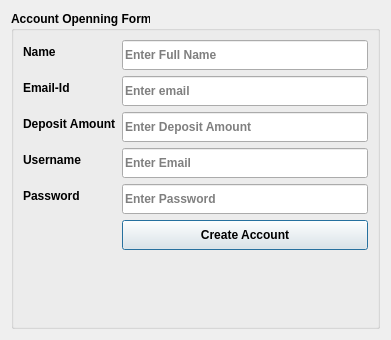
This is MyApp/createaccount.ui in kunalgavhane12/QtPractice as Qt 5 draws it before an edit. The edited form follows.
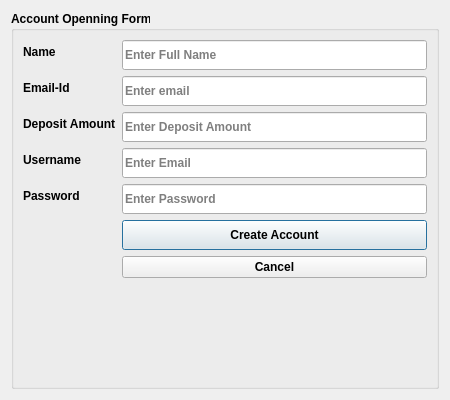
This is the edited form.

```diff
--- a/MyApp/createaccount.ui
+++ b/MyApp/createaccount.ui
@@ -6,10 +6,16 @@
    <rect>
     <x>0</x>
     <y>0</y>
-    <width>391</width>
-    <height>340</height>
+    <width>450</width>
+    <height>400</height>
    </rect>
   </property>
+  <property name="minimumSize">
+   <size>
+    <width>300</width>
+    <height>350</height>
+   </size>
+  </property>
   <property name="windowTitle">
    <string>Dialog</string>
   </property>
@@ -154,6 +160,13 @@
         </property>
        </widget>
       </item>
+      <item row="6" column="1">
+       <widget class="QPushButton" name="pushButton_Cancel">
+        <property name="text">
+         <string>Cancel</string>
+        </property>
+       </widget>
+      </item>
      </layout>
     </widget>
    </item>
```
Left out of the diff: 2 changed lines with no effect on the pictures.
